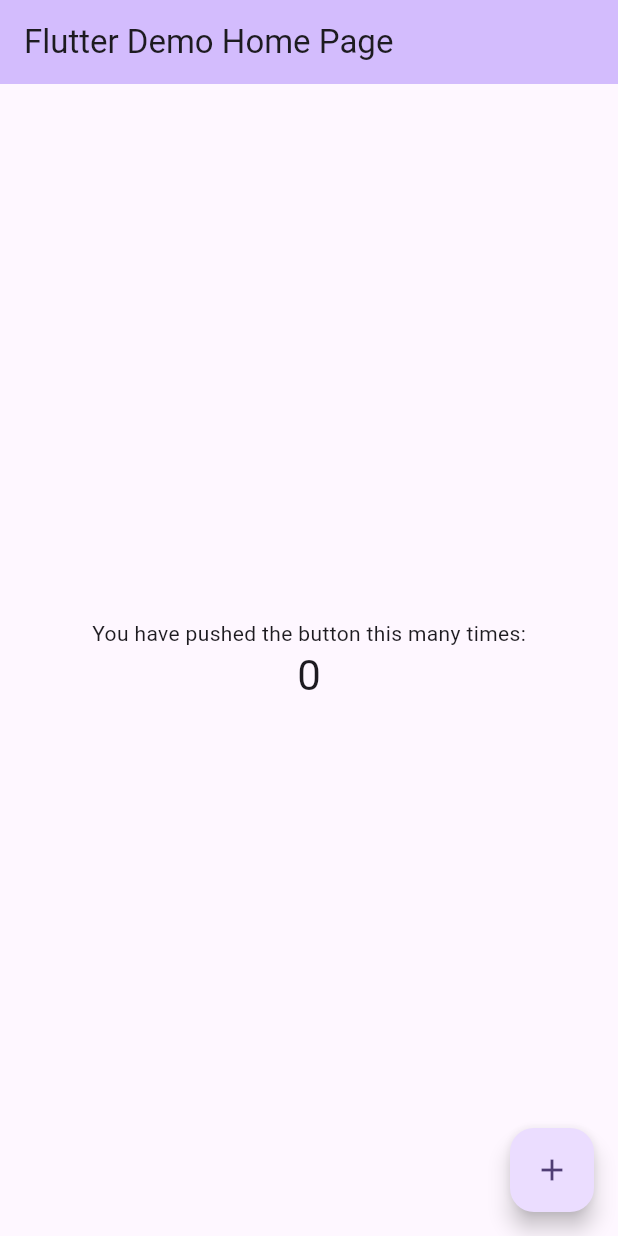
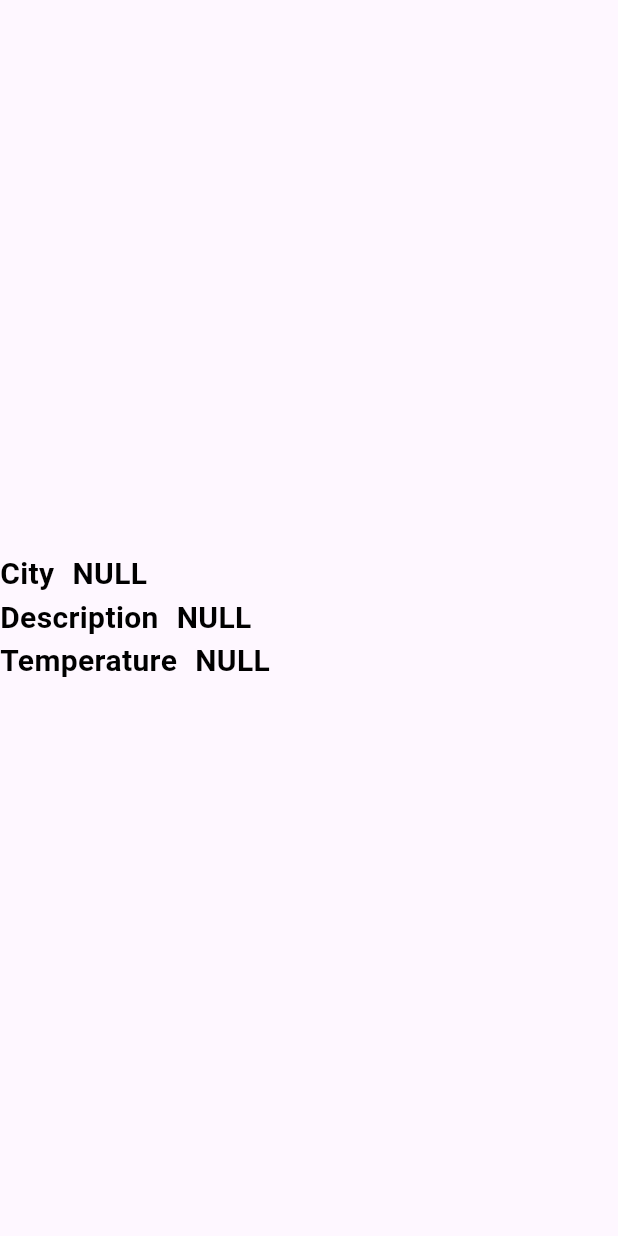
Before and after one commit to jamydevelop/Flutter-Weather-App-Bloc-02, a Flutter app: the screen it shows after launch, on a phone screen of 412 x 824 dp. Run offline on Flutter 3.47's test engine with Material 3 defaults, Android fonts, the light colour scheme and no system bars; our stand-ins replace bloc.

Commit message:
misc files

```diff
--- /dev/null
+++ b/flutter_weather_app_bloc_02/lib/bloc/weather_bloc.dart
@@ -0,0 +1,13 @@
+import 'package:bloc/bloc.dart';
+import 'package:meta/meta.dart';
+
+part 'weather_event.dart';
+part 'weather_state.dart';
+
+class WeatherBloc extends Bloc<WeatherEvent, WeatherState> {
+  WeatherBloc() : super(WeatherInitial()) {
+    on<WeatherEvent>((event, emit) {
+      // TODO: implement event handler
+    });
+  }
+}
--- /dev/null
+++ b/flutter_weather_app_bloc_02/lib/bloc/weather_event.dart
@@ -0,0 +1,4 @@
+part of 'weather_bloc.dart';
+
+@immutable
+sealed class WeatherEvent {}
--- /dev/null
+++ b/flutter_weather_app_bloc_02/lib/bloc/weather_state.dart
@@ -0,0 +1,6 @@
+part of 'weather_bloc.dart';
+
+@immutable
+sealed class WeatherState {}
+
+final class WeatherInitial extends WeatherState {}
--- a/flutter_weather_app_bloc_02/lib/main.dart
+++ b/flutter_weather_app_bloc_02/lib/main.dart
@@ -1,4 +1,5 @@
 import 'package:flutter/material.dart';
+import 'package:flutter_weather_app_bloc_02/views/home_page.dart';
 
 void main() {
   runApp(const MyApp());
@@ -14,54 +15,7 @@ class MyApp extends StatelessWidget {
       theme: ThemeData(
         colorScheme: ColorScheme.fromSeed(seedColor: Colors.deepPurple),
       ),
-      home: const MyHomePage(title: 'Flutter Demo Home Page'),
+      home: const HomePage(),
     );
   }
 }
-//test
-class MyHomePage extends StatefulWidget {
-  const MyHomePage({super.key, required this.title});
-
-  final String title;
-
-  @override
-  State<MyHomePage> createState() => _MyHomePageState();
-}
-
-class _MyHomePageState extends State<MyHomePage> {
-  int _counter = 0;
-
-  void _incrementCounter() {
-    setState(() {
-      _counter++;
-    });
-  }
-
-  @override
-  Widget build(BuildContext context) {
-    return Scaffold(
-      appBar: AppBar(
-        backgroundColor: Theme.of(context).colorScheme.inversePrimary,
-
-        title: Text(widget.title),
-      ),
-      body: Center(
-        child: Column(
-          mainAxisAlignment: MainAxisAlignment.center,
-          children: <Widget>[
-            const Text('You have pushed the button this many times:'),
-            Text(
-              '$_counter',
-              style: Theme.of(context).textTheme.headlineMedium,
-            ),
-          ],
-        ),
-      ),
-      floatingActionButton: FloatingActionButton(
-        onPressed: _incrementCounter,
-        tooltip: 'Increment',
-        child: const Icon(Icons.add),
-      ),
-    );
-  }
-}
--- /dev/null
+++ b/flutter_weather_app_bloc_02/lib/models/weather.dart
@@ -0,0 +1,18 @@
+// ignore_for_file: public_member_api_docs, sort_constructors_first
+class Weather {
+  final String city;
+  final String description;
+  final String temperature;
+  Weather({
+    required this.city,
+    required this.description,
+    required this.temperature,
+  });
+  factory Weather.fromJson(Map<String, dynamic> json) {
+    return Weather(
+      city: json['name'],
+      description: json['weather'][0]['description'],
+      temperature: json['main']['temp'],
+    );
+  }
+}
--- /dev/null
+++ b/flutter_weather_app_bloc_02/lib/services/weather_service.dart
@@ -0,0 +1,21 @@
+import 'dart:convert';
+import 'package:http/http.dart' as http;
+
+class WeatherService {
+  final String apiKey = 'ea1ddbc399a51b3b1b17bb8c56dcc6ea';
+  final String baseURL = 'https://api.openweathermap.org/data/2.5/weather';
+
+  Future<Map<String, dynamic>> fetchWeather(String city) async {
+    final response = await http.get(
+      Uri.parse(
+        '$baseURL?q=$city&appid=ea1ddbc399a51b3b1b17bb8c56dcc6ea&units=imperial',
+      ),
+    );
+
+    if (response.statusCode == 200) {
+      return jsonDecode(response.body);
+    } else {
+      throw Exception('Failed to load data');
+    }
+  }
+}
--- /dev/null
+++ b/flutter_weather_app_bloc_02/lib/views/home_page.dart
@@ -0,0 +1,88 @@
+import 'package:flutter/material.dart';
+
+class HomePage extends StatefulWidget {
+  const HomePage({super.key});
+
+  @override
+  State<HomePage> createState() => _HomePageState();
+}
+
+class _HomePageState extends State<HomePage> {
+  @override
+  Widget build(BuildContext context) {
+    return Scaffold(
+      body: Column(
+        mainAxisAlignment: MainAxisAlignment.center,
+        crossAxisAlignment: CrossAxisAlignment.center,
+        children: [
+          // C I T Y
+          Row(
+            children: [
+              Text(
+                'City',
+                style: TextStyle(
+                  color: Colors.black,
+                  fontSize: 20,
+                  fontWeight: FontWeight.w700,
+                ),
+              ),
+              SizedBox(width: 12),
+              Text(
+                'NULL',
+                style: TextStyle(
+                  color: Colors.black,
+                  fontSize: 20,
+                  fontWeight: FontWeight.w700,
+                ),
+              ),
+            ],
+          ),
+          // D E S C R I P T I O N
+          Row(
+            children: [
+              Text(
+                'Description',
+                style: TextStyle(
+                  color: Colors.black,
+                  fontSize: 20,
+                  fontWeight: FontWeight.w700,
+                ),
+              ),
+              SizedBox(width: 12),
+              Text(
+                'NULL',
+                style: TextStyle(
+                  color: Colors.black,
+                  fontSize: 20,
+                  fontWeight: FontWeight.w700,
+                ),
+              ),
+            ],
+          ),
+          // T E M P E R A T U R E
+          Row(
+            children: [
+              Text(
+                'Temperature',
+                style: TextStyle(
+                  color: Colors.black,
+                  fontSize: 20,
+                  fontWeight: FontWeight.w700,
+                ),
+              ),
+              SizedBox(width: 12),
+              Text(
+                'NULL',
+                style: TextStyle(
+                  color: Colors.black,
+                  fontSize: 20,
+                  fontWeight: FontWeight.w700,
+                ),
+              ),
+            ],
+          ),
+        ],
+      ),
+    );
+  }
+}
```
